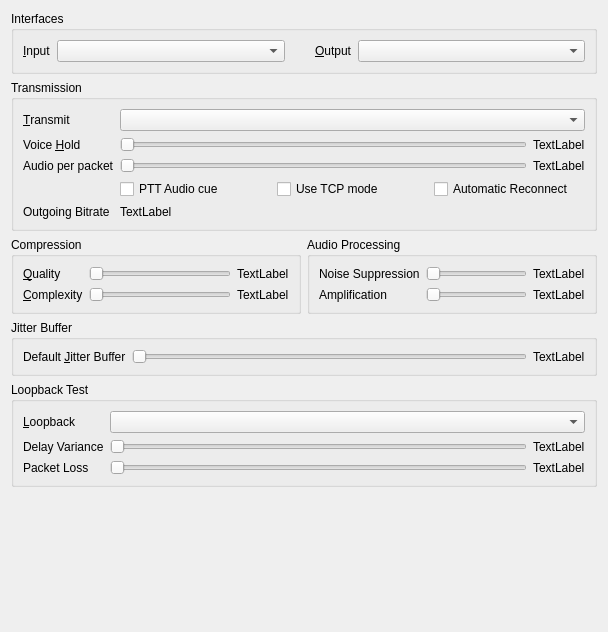
This is src/mumble/AudioConfigDialog.ui in mumble-voip/mumble as Qt 5 draws it before an edit. The edited form follows.
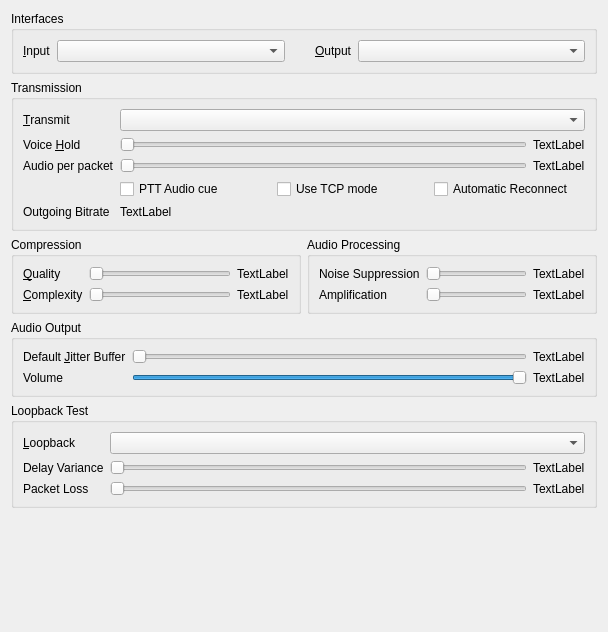
This is the edited form.

Commit message: Add a volume slider.

```diff
--- a/src/mumble/AudioConfigDialog.ui
+++ b/src/mumble/AudioConfigDialog.ui
@@ -470,7 +470,7 @@
    <item row="3" column="0" colspan="2" >
     <widget class="QGroupBox" name="groupBox_5" >
      <property name="title" >
-      <string>Jitter Buffer</string>
+      <string>Audio Output</string>
      </property>
      <layout class="QGridLayout" >
       <item row="0" column="0" >
@@ -518,6 +518,42 @@
         </property>
        </widget>
       </item>
+      <item row="1" column="0" >
+       <widget class="QLabel" name="label_7" >
+        <property name="text" >
+         <string>Volume</string>
+        </property>
+       </widget>
+      </item>
+      <item row="1" column="1" >
+       <widget class="QSlider" name="qsVolume" >
+        <property name="toolTip" >
+         <string>Volume of incoming speech</string>
+        </property>
+        <property name="whatsThis" >
+         <string>&lt;b>This adjusts the volume of incoming speech.&lt;/b>&lt;br />Note that this can only be used to decrease the volume. No amplification is possible.</string>
+        </property>
+        <property name="minimum" >
+         <number>10</number>
+        </property>
+        <property name="maximum" >
+         <number>100</number>
+        </property>
+        <property name="value" >
+         <number>100</number>
+        </property>
+        <property name="orientation" >
+         <enum>Qt::Horizontal</enum>
+        </property>
+       </widget>
+      </item>
+      <item row="1" column="2" >
+       <widget class="QLabel" name="qlVolume" >
+        <property name="text" >
+         <string>TextLabel</string>
+        </property>
+       </widget>
+      </item>
      </layout>
     </widget>
    </item>
```
The commit also changes 5 other files.
